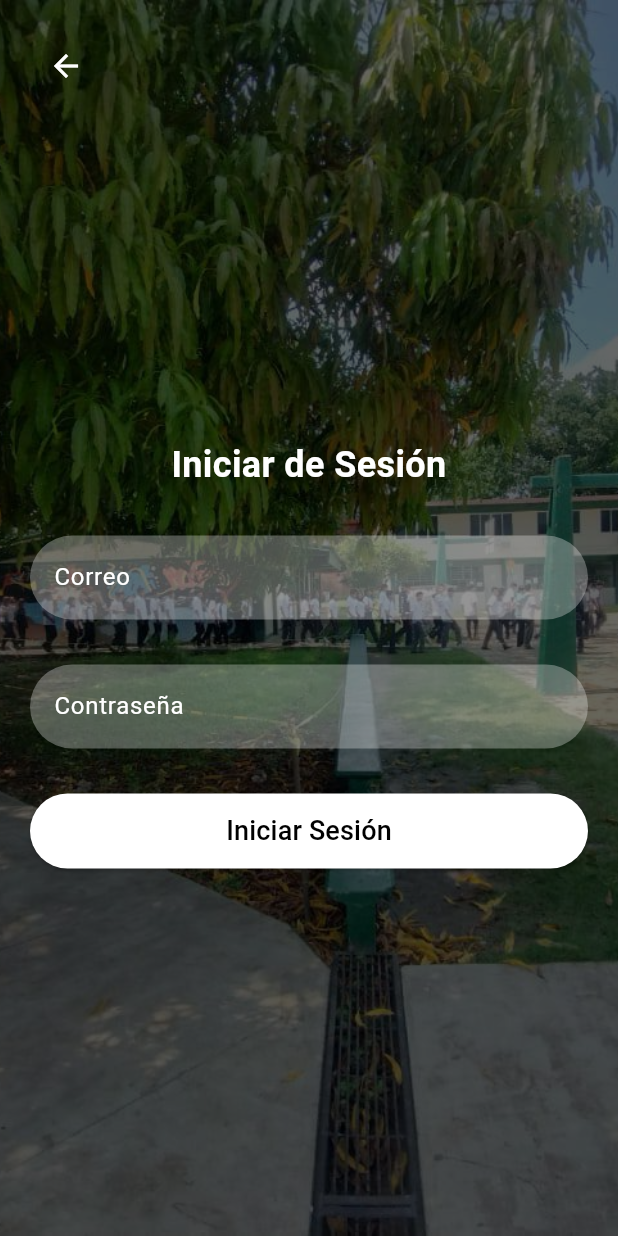
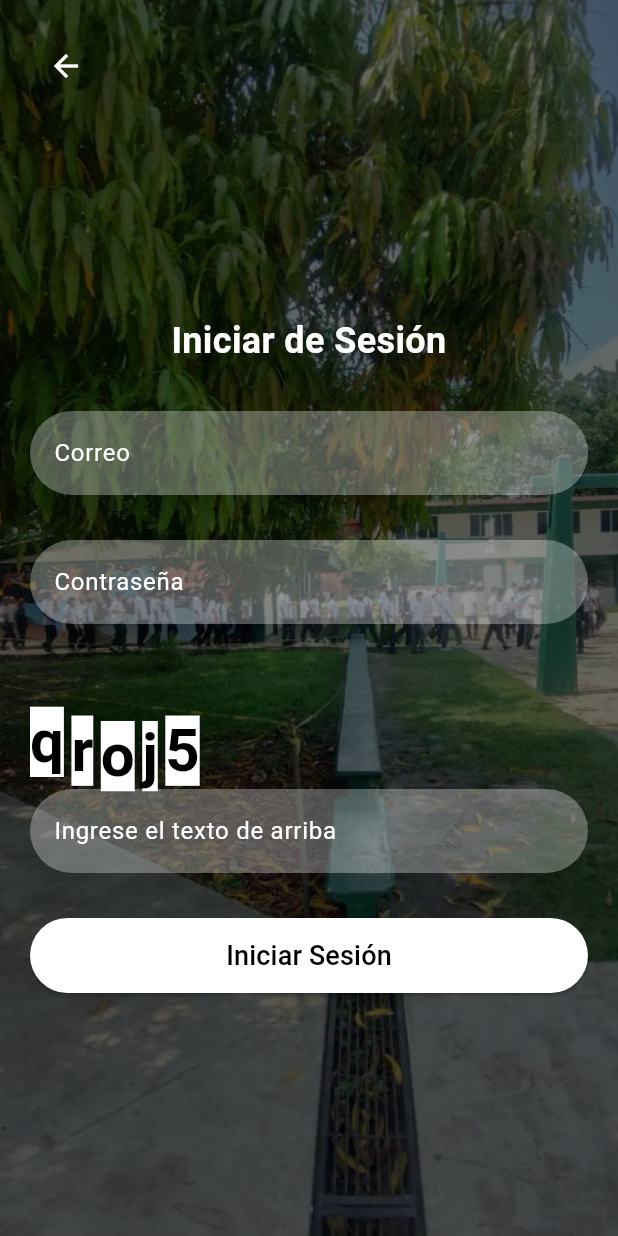
Before and after one commit to WasakaBe/EduControlMobile, a Flutter app: the screen it shows after launch, after a tap on "Iniciar Sesión", on a phone screen of 412 x 824 dp. Run offline on Flutter 3.47's test engine with Material 3 defaults, Android fonts, the phone set to English and light mode, and no system bars; our stand-ins replace flutter_svg; missing offline and left inert: qr_code_scanner; network calls fail.

Commit message:
agregacion de api de terceros  "recaptcha text"

```diff
--- a/lib/Api/api.dart
+++ b/lib/Api/api.dart
@@ -1,2 +1,2 @@
-//const String baseUrl = 'http://localhost:50003/api';
-const String baseUrl = 'https://7488-138-84-54-162.ngrok-free.app/api';
+const String baseUrl = 'http://localhost:50003/api';
+//const String baseUrl = 'https://7488-138-84-54-162.ngrok-free.app/api';
--- a/lib/Form/Register.dart
+++ b/lib/Form/Register.dart
@@ -21,18 +21,22 @@ class _RegisterScreenState extends State<RegisterScreen> {
   final TextEditingController _nombreController = TextEditingController();
   final TextEditingController _apellidoPController = TextEditingController();
   final TextEditingController _apellidoMController = TextEditingController();
-  final TextEditingController _fechaNacimientoController = TextEditingController();
+  final TextEditingController _fechaNacimientoController =
+      TextEditingController();
   final TextEditingController _correoController = TextEditingController();
   final TextEditingController _passwordController = TextEditingController();
   final TextEditingController _telefonoController = TextEditingController();
-  final TextEditingController _respuestaPreguntaController = TextEditingController();
+  final TextEditingController _respuestaPreguntaController =
+      TextEditingController();
 
   bool _isLoading = false;
   String? _ipAddress;
   int? _selectedSexo; // Variable para almacenar el sexo seleccionado
   int? _selectedPregunta; // Variable para almacenar la pregunta seleccionada
-  List<dynamic> _sexos = []; // Lista para almacenar los sexos obtenidos de la API
-  List<dynamic> _preguntas = []; // Lista para almacenar las preguntas obtenidas de la API
+  List<dynamic> _sexos =
+      []; // Lista para almacenar los sexos obtenidos de la API
+  List<dynamic> _preguntas =
+      []; // Lista para almacenar las preguntas obtenidas de la API
 
   // Variables para control de borde rojo
   bool _nombreValido = true;
@@ -65,7 +69,8 @@ class _RegisterScreenState extends State<RegisterScreen> {
   // Obtener la IP del dispositivo
   Future<void> _getIPAddress() async {
     try {
-      final List<InternetAddress> addresses = await InternetAddress.lookup('google.com');
+      final List<InternetAddress> addresses =
+          await InternetAddress.lookup('google.com');
       if (addresses.isNotEmpty) {
         setState(() {
           _ipAddress = addresses.first.address;
@@ -86,6 +91,7 @@ class _RegisterScreenState extends State<RegisterScreen> {
         _sexos = jsonDecode(response.body);
       });
     } else {
+      // ignore: use_build_context_synchronously
       ScaffoldMessenger.of(context).showSnackBar(
         const SnackBar(content: Text('Error al obtener la lista de sexos')),
       );
@@ -100,8 +106,10 @@ class _RegisterScreenState extends State<RegisterScreen> {
         _preguntas = jsonDecode(response.body);
       });
     } else {
+      // ignore: use_build_context_synchronously
       ScaffoldMessenger.of(context).showSnackBar(
-        const SnackBar(content: Text('Error al obtener la lista de preguntas secretas')),
+        const SnackBar(
+            content: Text('Error al obtener la lista de preguntas secretas')),
       );
     }
   }
@@ -115,7 +123,9 @@ class _RegisterScreenState extends State<RegisterScreen> {
   }
 
   Future<void> _register() async {
-    if (!_formKey.currentState!.validate() || _selectedSexo == null || _selectedPregunta == null) {
+    if (!_formKey.currentState!.validate() ||
+        _selectedSexo == null ||
+        _selectedPregunta == null) {
       ScaffoldMessenger.of(context).showSnackBar(
         const SnackBar(content: Text('Por favor, complete todos los campos')),
       );
@@ -143,7 +153,8 @@ class _RegisterScreenState extends State<RegisterScreen> {
       'idRol': 4, // Asignar un rol predeterminado, por ejemplo, estudiante
       'idSexo': _selectedSexo, // Enviar el sexo seleccionado
       'idPregunta': _selectedPregunta, // Enviar la pregunta seleccionada
-      'ip_usuario': _ipAddress ?? 'Desconocida', // Usar la IP obtenida o 'Desconocida' si no se puede obtener
+      'ip_usuario': _ipAddress ??
+          'Desconocida', // Usar la IP obtenida o 'Desconocida' si no se puede obtener
       'idCuentaActivo': 1, // Asignar valor predeterminado
       'respuestaPregunta': _respuestaPreguntaController.text,
     });
@@ -152,17 +163,22 @@ class _RegisterScreenState extends State<RegisterScreen> {
       final response = await http.post(url, headers: headers, body: body);
 
       if (response.statusCode == 201) {
+        // ignore: use_build_context_synchronously
         ScaffoldMessenger.of(context).showSnackBar(
           const SnackBar(content: Text('Usuario registrado exitosamente')),
         );
+        // ignore: use_build_context_synchronously
         Navigator.pop(context); // Regresar a la pantalla anterior
       } else {
         final data = jsonDecode(response.body);
+        // ignore: use_build_context_synchronously
         ScaffoldMessenger.of(context).showSnackBar(
-          SnackBar(content: Text(data['error'] ?? 'Error al registrar el usuario')),
+          SnackBar(
+              content: Text(data['error'] ?? 'Error al registrar el usuario')),
         );
       }
     } catch (e) {
+      // ignore: use_build_context_synchronously
       ScaffoldMessenger.of(context).showSnackBar(
         SnackBar(content: Text('Error en la solicitud: $e')),
       );
@@ -196,9 +212,12 @@ class _RegisterScreenState extends State<RegisterScreen> {
           controller: _nombreController,
           decoration: InputDecoration(
             labelText: 'Nombre',
-            border: OutlineInputBorder(),
+            border: const OutlineInputBorder(),
             errorBorder: OutlineInputBorder(
-              borderSide: BorderSide(color: _nombreValido ? Colors.green : Colors.red), // Bordes dinámicos
+              borderSide: BorderSide(
+                  color: _nombreValido
+                      ? Colors.green
+                      : Colors.red), // Bordes dinámicos
             ),
           ),
           onChanged: (value) {
@@ -221,9 +240,12 @@ class _RegisterScreenState extends State<RegisterScreen> {
           controller: _apellidoPController,
           decoration: InputDecoration(
             labelText: 'Apellido Paterno',
-            border: OutlineInputBorder(),
+            border: const OutlineInputBorder(),
             errorBorder: OutlineInputBorder(
-              borderSide: BorderSide(color: _apellidoPValido ? Colors.green : Colors.red), // Bordes dinámicos
+              borderSide: BorderSide(
+                  color: _apellidoPValido
+                      ? Colors.green
+                      : Colors.red), // Bordes dinámicos
             ),
           ),
           onChanged: (value) {
@@ -246,9 +268,12 @@ class _RegisterScreenState extends State<RegisterScreen> {
           controller: _apellidoMController,
           decoration: InputDecoration(
             labelText: 'Apellido Materno',
-            border: OutlineInputBorder(),
+            border: const OutlineInputBorder(),
             errorBorder: OutlineInputBorder(
-              borderSide: BorderSide(color: _apellidoMValido ? Colors.green : Colors.red), // Bordes dinámicos
+              borderSide: BorderSide(
+                  color: _apellidoMValido
+                      ? Colors.green
+                      : Colors.red), // Bordes dinámicos
             ),
           ),
           onChanged: (value) {
@@ -257,7 +282,9 @@ class _RegisterScreenState extends State<RegisterScreen> {
             });
           },
           validator: (value) {
-            if (value != null && value.isNotEmpty && !_textRegExp.hasMatch(value)) {
+            if (value != null &&
+                value.isNotEmpty &&
+                !_textRegExp.hasMatch(value)) {
               return 'Solo se permiten letras, espacios y acentos';
             }
             return null;
@@ -266,7 +293,7 @@ class _RegisterScreenState extends State<RegisterScreen> {
         const SizedBox(height: 10),
         TextFormField(
           controller: _fechaNacimientoController,
-          decoration: InputDecoration(
+          decoration: const InputDecoration(
             labelText: 'Fecha de Nacimiento (YYYY-MM-DD)',
             border: OutlineInputBorder(),
           ),
@@ -286,7 +313,7 @@ class _RegisterScreenState extends State<RegisterScreen> {
       children: [
         TextFormField(
           controller: _correoController,
-          decoration: InputDecoration(
+          decoration: const InputDecoration(
             labelText: 'Correo Electrónico',
             border: OutlineInputBorder(),
           ),
@@ -301,7 +328,7 @@ class _RegisterScreenState extends State<RegisterScreen> {
         const SizedBox(height: 10),
         TextFormField(
           controller: _passwordController,
-          decoration: InputDecoration(
+          decoration: const InputDecoration(
             labelText: 'Contraseña',
             border: OutlineInputBorder(),
           ),
@@ -316,7 +343,7 @@ class _RegisterScreenState extends State<RegisterScreen> {
         const SizedBox(height: 10),
         TextFormField(
           controller: _telefonoController,
-          decoration: InputDecoration(
+          decoration: const InputDecoration(
             labelText: 'Teléfono',
             border: OutlineInputBorder(),
           ),
@@ -377,7 +404,8 @@ class _RegisterScreenState extends State<RegisterScreen> {
         const SizedBox(height: 10),
         TextFormField(
           controller: _respuestaPreguntaController,
-          decoration: const InputDecoration(labelText: 'Respuesta a la Pregunta de Seguridad'),
+          decoration: const InputDecoration(
+              labelText: 'Respuesta a la Pregunta de Seguridad'),
         ),
       ],
     );
--- a/lib/Form/login.dart
+++ b/lib/Form/login.dart
@@ -1,4 +1,5 @@
 import 'dart:convert';
+import 'dart:math';
 import 'package:flutter/material.dart';
 import 'package:http/http.dart' as http;
 import 'package:movil_educontrol/Api/api.dart';
@@ -18,8 +19,40 @@ class LoginScreen extends StatefulWidget {
 class _LoginScreenState extends State<LoginScreen> {
   final TextEditingController _emailController = TextEditingController();
   final TextEditingController _passwordController = TextEditingController();
+    final TextEditingController _captchaController = TextEditingController();
+
   bool _isLoading = false;
+  String _generatedCaptcha = '';
+
+  @override
+  void initState() {
+    super.initState();
+    _generateCaptcha();
+  }
+
+    // Genera un captcha aleatorio
+  void _generateCaptcha() {
+    const chars = 'abcdefghijklmnopqrstuvwxyz1234567890';
+    Random rnd = Random();
+    setState(() {
+      _generatedCaptcha = String.fromCharCodes(Iterable.generate(
+          5, (_) => chars.codeUnitAt(rnd.nextInt(chars.length))));
+    });
+  }
+
+   // Método para verificar el captcha
+  bool _verifyCaptcha() {
+    return _captchaController.text == _generatedCaptcha;
+  }
+
   Future<void> _checkEmailAndLogin() async {
+     if (!_verifyCaptcha()) {
+      _showErrorDialog('Captcha incorrecto');
+      _generateCaptcha(); // Regenerar el captcha si es incorrecto
+      _captchaController.clear();
+      return;
+    }
+
     final email = _emailController.text;
     final password = _passwordController.text;
 
@@ -27,7 +60,6 @@ class _LoginScreenState extends State<LoginScreen> {
       _showErrorDialog('Email y contraseña son requeridos');
       return;
     }
-
     setState(() {
       _isLoading = true;
     });
@@ -356,6 +388,40 @@ class _LoginScreenState extends State<LoginScreen> {
                     style: const TextStyle(color: Colors.white),
                   ),
                   const SizedBox(height: 30),
+
+  // Captcha con distorsión
+                  CustomPaint(
+                    painter: CaptchaPainter(_generatedCaptcha),
+                    child: Container(
+                      height: 50,
+                               padding: const EdgeInsets.all(20.0),
+                      alignment: Alignment.center,
+                      child: const Text(
+                        '',
+                        style: TextStyle(
+                          fontSize: 24,
+                          fontWeight: FontWeight.bold,
+                        ),
+                      ),
+                    ),
+                  ),
+                  const SizedBox(height: 30),
+  // Campo de entrada de captcha
+                  TextField(
+                    controller: _captchaController,
+                    decoration: InputDecoration(
+                      labelText: 'Ingrese el texto de arriba',
+                      labelStyle: const TextStyle(color: Colors.white),
+                      filled: true,
+                      fillColor: Colors.white.withOpacity(0.3),
+                      border: OutlineInputBorder(
+                        borderRadius: BorderRadius.circular(30.0),
+                        borderSide: BorderSide.none,
+                      ),
+                    ),
+                    style: const TextStyle(color: Colors.white),
+                  ),
+                  const SizedBox(height: 30),
                   // Botón de Iniciar Sesión
                   SizedBox(
                     width: double.infinity,
@@ -392,3 +458,62 @@ class _LoginScreenState extends State<LoginScreen> {
     );
   }
 }
+
+
+class CaptchaPainter extends CustomPainter {
+  final String captchaText;
+  CaptchaPainter(this.captchaText);
+
+  @override
+  void paint(Canvas canvas, Size size) {
+
+    // Para que el texto esté centrado en el canvas
+    const textStyle = TextStyle(
+      fontSize: 40,
+      color: Colors.black,
+      fontWeight: FontWeight.bold,
+      backgroundColor: Colors.white,
+
+    );
+
+    // Coordenadas iniciales para empezar a pintar el texto
+    double startX = 0;
+    double startY = size.height / 2;
+
+    for (int i = 0; i < captchaText.length; i++) {
+      final character = captchaText[i];
+
+      final textSpan = TextSpan(text: character, style: textStyle);
+
+      final textPainter = TextPainter(
+        text: textSpan,
+        textDirection: TextDirection.ltr,
+      );
+
+      textPainter.layout(minWidth: 0, maxWidth: size.width);
+
+      // Aquí aplicamos un ligero movimiento vertical para crear el efecto curveado
+      double dy = sin(i * pi / 5) * 10;
+
+      // Guardamos el estado actual del canvas
+      canvas.save();
+
+      // Movemos el canvas a la posición donde se pintará cada letra
+      canvas.translate(startX, startY + dy);
+
+      // Pintamos el carácter
+      textPainter.paint(canvas, const Offset(0, 0));
+
+      // Restauramos el estado del canvas
+      canvas.restore();
+
+      // Avanzamos la posición en X para la siguiente letra
+      startX += textPainter.width + 5; // Agrega un poco de espaciado entre letras
+    }
+  }
+
+  @override
+  bool shouldRepaint(CaptchaPainter oldDelegate) {
+    return oldDelegate.captchaText != captchaText;
+  }
+}
--- a/pubspec.yaml
+++ b/pubspec.yaml
@@ -14,7 +14,6 @@ dependencies:
   intl: ^0.17.0
   permission_handler: ^11.3.1
   universal_html: ^2.0.6
-
   cupertino_icons: ^1.0.6
 
 dev_dependencies:
```
Also changed, not shown: 3 other files.
